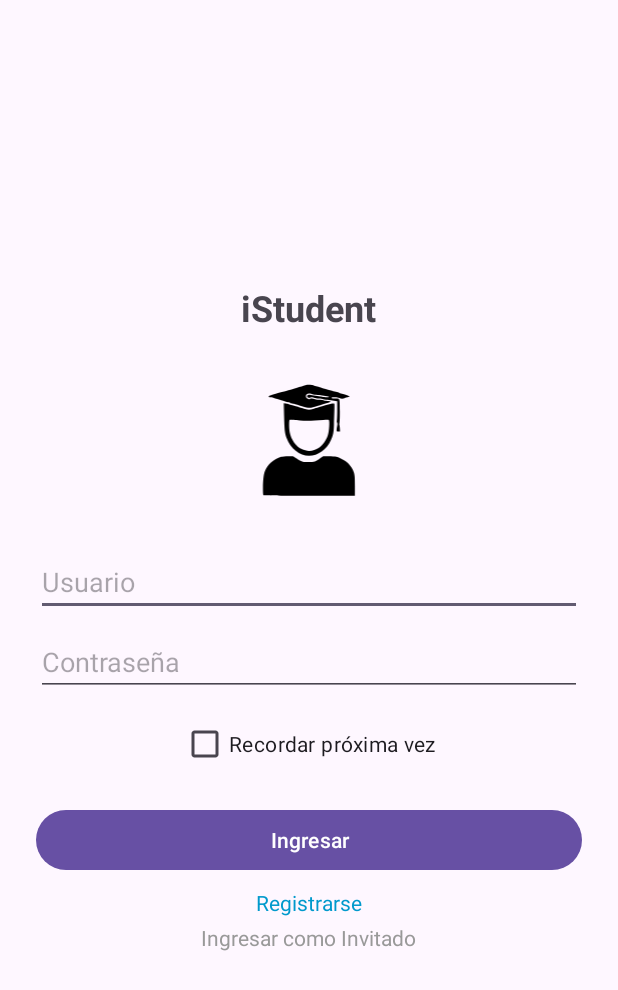
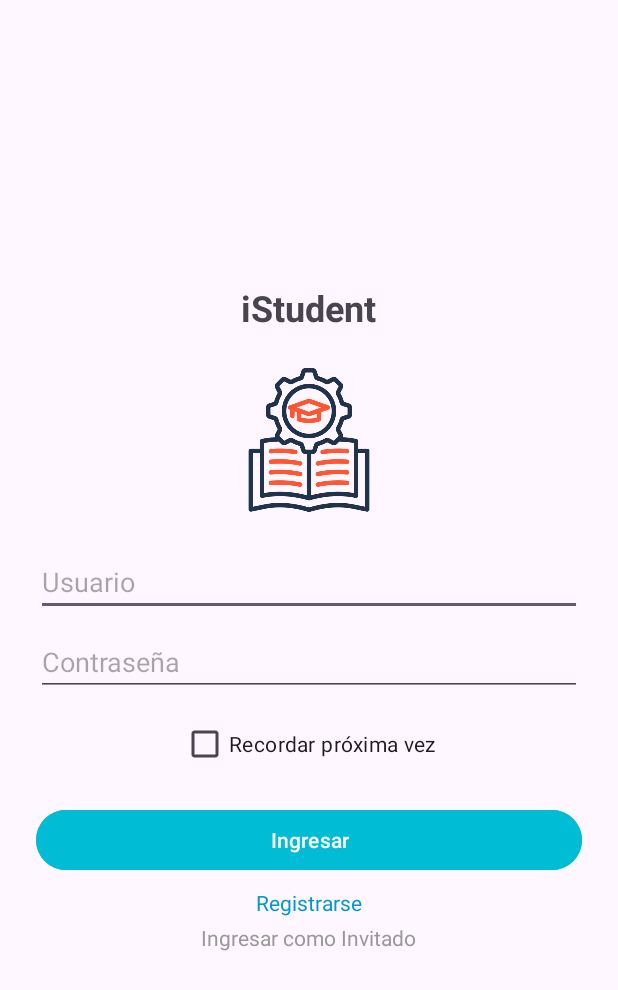
Before and after one commit to Hexagan/iStudent, an Android app: the screen it shows after launch (MainActivity), on a phone screen of 412 x 824 dp. Shown: the top 990 px of the screen. Run offline under Robolectric (Android 15) with nearby library versions, the phone set to English and light mode, and no system bars.

Commit message:
new commit

```diff
--- a/app/src/main/res/layout/login.xml
+++ b/app/src/main/res/layout/login.xml
@@ -15,7 +15,7 @@
         android:layout_marginBottom="24dp" />
 
     <ImageView
-        android:src="@drawable/ic_estudiante"
+        android:src="@drawable/logo"
         android:layout_width="96dp"
         android:layout_height="96dp"
         android:layout_gravity="center"
@@ -48,6 +48,7 @@
     <Button
         android:id="@+id/buttonIngresar"
         android:text="Ingresar"
+        android:backgroundTint="#00BCD4"
         android:layout_width="match_parent"
         android:layout_height="wrap_content"
         android:layout_marginTop="16dp" />
```
Also changed, not shown: app/src/main/res/drawable/logo.png (added).
